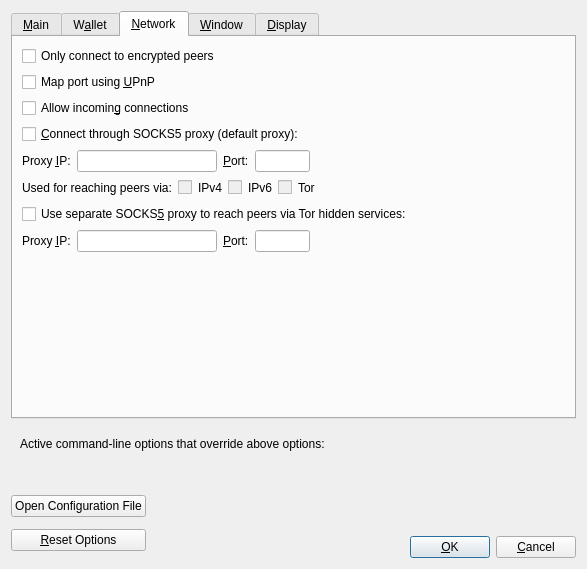
Before: the Qt Designer form src/qt/forms/optionsdialog.ui in PirateNetwork/pirate, drawn with Qt 5.
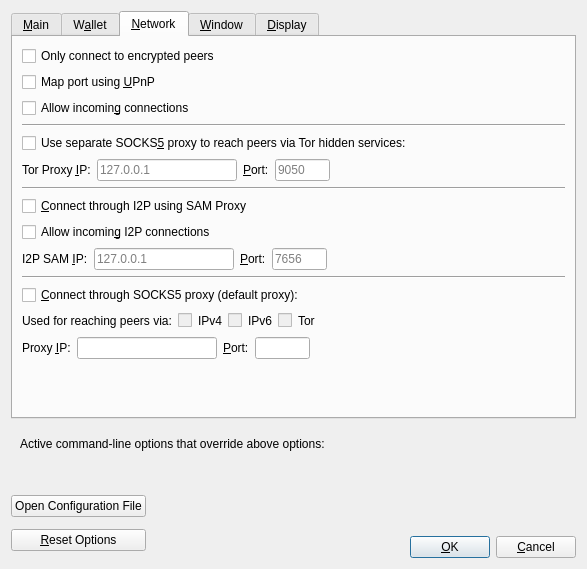
After: the same form once the commit is applied. The open tabs and pages were chosen to show the change. Custom widgets are drawn as their Qt base class.

Commit message: Add I2P GUI options

```diff
--- a/src/qt/forms/optionsdialog.ui
+++ b/src/qt/forms/optionsdialog.ui
@@ -361,6 +361,231 @@
          </property>
         </widget>
        </item>
+       <item>
+        <widget class="Line" name="line">
+         <property name="orientation">
+          <enum>Qt::Horizontal</enum>
+         </property>
+        </widget>
+       </item>
+       <item>
+        <widget class="QCheckBox" name="connectSocksTor">
+         <property name="toolTip">
+          <string>Connect to the Pirate network through a separate SOCKS5 proxy for Tor hidden services.</string>
+         </property>
+         <property name="text">
+          <string>Use separate SOCKS&amp;5 proxy to reach peers via Tor hidden services:</string>
+         </property>
+        </widget>
+       </item>
+       <item>
+        <layout class="QHBoxLayout" name="horizontalLayout_3_Network">
+         <item>
+          <widget class="QLabel" name="proxyIpTorLabel">
+           <property name="text">
+            <string>Tor Proxy &amp;IP:</string>
+           </property>
+           <property name="textFormat">
+            <enum>Qt::PlainText</enum>
+           </property>
+           <property name="buddy">
+            <cstring>proxyIpTor</cstring>
+           </property>
+          </widget>
+         </item>
+         <item>
+          <widget class="QValidatedLineEdit" name="proxyIpTor">
+           <property name="minimumSize">
+            <size>
+             <width>140</width>
+             <height>0</height>
+            </size>
+           </property>
+           <property name="maximumSize">
+            <size>
+             <width>140</width>
+             <height>16777215</height>
+            </size>
+           </property>
+           <property name="toolTip">
+            <string>IP address of the proxy (e.g. IPv4: 127.0.0.1 / IPv6: ::1)</string>
+           </property>
+           <property name="placeholderText">
+            <string>127.0.0.1</string>
+           </property>
+          </widget>
+         </item>
+         <item>
+          <widget class="QLabel" name="proxyPortTorLabel">
+           <property name="text">
+            <string>&amp;Port:</string>
+           </property>
+           <property name="textFormat">
+            <enum>Qt::PlainText</enum>
+           </property>
+           <property name="buddy">
+            <cstring>proxyPortTor</cstring>
+           </property>
+          </widget>
+         </item>
+         <item>
+          <widget class="QLineEdit" name="proxyPortTor">
+           <property name="minimumSize">
+            <size>
+             <width>55</width>
+             <height>0</height>
+            </size>
+           </property>
+           <property name="maximumSize">
+            <size>
+             <width>55</width>
+             <height>16777215</height>
+            </size>
+           </property>
+           <property name="toolTip">
+            <string>Port of the proxy (e.g. 9050)</string>
+           </property>
+           <property name="placeholderText">
+            <string>9050</string>
+           </property>
+          </widget>
+         </item>
+         <item>
+          <spacer name="horizontalSpacer_4_Network">
+           <property name="orientation">
+            <enum>Qt::Horizontal</enum>
+           </property>
+           <property name="sizeHint" stdset="0">
+            <size>
+             <width>40</width>
+             <height>20</height>
+            </size>
+           </property>
+          </spacer>
+         </item>
+        </layout>
+       </item>
+       <item>
+        <widget class="Line" name="line_2">
+         <property name="orientation">
+          <enum>Qt::Horizontal</enum>
+         </property>
+        </widget>
+       </item>
+       <item>
+        <widget class="QCheckBox" name="connectSocksI2P">
+         <property name="toolTip">
+          <string>Connect to the Pirate network through a SOCKS5 proxy.</string>
+         </property>
+         <property name="text">
+          <string>&amp;Connect through I2P using SAM Proxy</string>
+         </property>
+        </widget>
+       </item>
+       <item>
+        <widget class="QCheckBox" name="allowIncomingI2P">
+         <property name="toolTip">
+          <string>Accept I2P connections from outside.</string>
+         </property>
+         <property name="text">
+          <string>Allow incomin&amp;g I2P connections</string>
+         </property>
+        </widget>
+       </item>
+       <item>
+        <layout class="QHBoxLayout" name="horizontalLayout_3_Network_2">
+         <item>
+          <widget class="QLabel" name="proxyIpI2PLabel">
+           <property name="text">
+            <string>I2P SAM &amp;IP:</string>
+           </property>
+           <property name="textFormat">
+            <enum>Qt::PlainText</enum>
+           </property>
+           <property name="buddy">
+            <cstring>proxyIpTor</cstring>
+           </property>
+          </widget>
+         </item>
+         <item>
+          <widget class="QValidatedLineEdit" name="proxyIpI2P">
+           <property name="minimumSize">
+            <size>
+             <width>140</width>
+             <height>0</height>
+            </size>
+           </property>
+           <property name="maximumSize">
+            <size>
+             <width>140</width>
+             <height>16777215</height>
+            </size>
+           </property>
+           <property name="toolTip">
+            <string>IP address of the proxy (e.g. IPv4: 127.0.0.1 / IPv6: ::1)</string>
+           </property>
+           <property name="placeholderText">
+            <string>127.0.0.1</string>
+           </property>
+          </widget>
+         </item>
+         <item>
+          <widget class="QLabel" name="proxyPortI2PLabel">
+           <property name="text">
+            <string>&amp;Port:</string>
+           </property>
+           <property name="textFormat">
+            <enum>Qt::PlainText</enum>
+           </property>
+           <property name="buddy">
+            <cstring>proxyPortTor</cstring>
+           </property>
+          </widget>
+         </item>
+         <item>
+          <widget class="QLineEdit" name="proxyPortI2P">
+           <property name="minimumSize">
+            <size>
+             <width>55</width>
+             <height>0</height>
+            </size>
+           </property>
+           <property name="maximumSize">
+            <size>
+             <width>55</width>
+             <height>16777215</height>
+            </size>
+           </property>
+           <property name="toolTip">
+            <string>Port of the proxy (e.g. 7656)</string>
+           </property>
+           <property name="placeholderText">
+            <string>7656</string>
+           </property>
+          </widget>
+         </item>
+         <item>
+          <spacer name="horizontalSpacer_4_Network_2">
+           <property name="orientation">
+            <enum>Qt::Horizontal</enum>
+           </property>
+           <property name="sizeHint" stdset="0">
+            <size>
+             <width>40</width>
+             <height>20</height>
+            </size>
+           </property>
+          </spacer>
+         </item>
+        </layout>
+       </item>
+       <item>
+        <widget class="Line" name="line_3">
+         <property name="orientation">
+          <enum>Qt::Horizontal</enum>
+         </property>
+        </widget>
+       </item>
        <item>
         <widget class="QCheckBox" name="connectSocks">
          <property name="toolTip">
@@ -371,87 +596,6 @@
          </property>
         </widget>
        </item>
-       <item>
-        <layout class="QHBoxLayout" name="horizontalLayout_1_Network">
-         <item>
-          <widget class="QLabel" name="proxyIpLabel">
-           <property name="text">
-            <string>Proxy &amp;IP:</string>
-           </property>
-           <property name="textFormat">
-            <enum>Qt::PlainText</enum>
-           </property>
-           <property name="buddy">
-            <cstring>proxyIp</cstring>
-           </property>
-          </widget>
-         </item>
-         <item>
-          <widget class="QValidatedLineEdit" name="proxyIp">
-           <property name="minimumSize">
-            <size>
-             <width>140</width>
-             <height>0</height>
-            </size>
-           </property>
-           <property name="maximumSize">
-            <size>
-             <width>140</width>
-             <height>16777215</height>
-            </size>
-           </property>
-           <property name="toolTip">
-            <string>IP address of the proxy (e.g. IPv4: 127.0.0.1 / IPv6: ::1)</string>
-           </property>
-          </widget>
-         </item>
-         <item>
-          <widget class="QLabel" name="proxyPortLabel">
-           <property name="text">
-            <string>&amp;Port:</string>
-           </property>
-           <property name="textFormat">
-            <enum>Qt::PlainText</enum>
-           </property>
-           <property name="buddy">
-            <cstring>proxyPort</cstring>
-           </property>
-          </widget>
-         </item>
-         <item>
-          <widget class="QLineEdit" name="proxyPort">
-           <property name="minimumSize">
-            <size>
-             <width>55</width>
-             <height>0</height>
-            </size>
-           </property>
-           <property name="maximumSize">
-            <size>
-             <width>55</width>
-             <height>16777215</height>
-            </size>
-           </property>
-           <property name="toolTip">
-            <string>Port of the proxy (e.g. 9050)</string>
-           </property>
-          </widget>
-         </item>
-         <item>
-          <spacer name="horizontalSpacer_1_Network">
-           <property name="orientation">
-            <enum>Qt::Horizontal</enum>
-           </property>
-           <property name="sizeHint" stdset="0">
-            <size>
-             <width>40</width>
-             <height>20</height>
-            </size>
-           </property>
-          </spacer>
-         </item>
-        </layout>
-       </item>
        <item>
         <layout class="QHBoxLayout" name="horizontalLayout_2_Network">
          <item>
@@ -549,19 +693,9 @@
         </layout>
        </item>
        <item>
-        <widget class="QCheckBox" name="connectSocksTor">
-         <property name="toolTip">
-          <string>Connect to the Pirate network through a separate SOCKS5 proxy for Tor hidden services.</string>
-         </property>
-         <property name="text">
-          <string>Use separate SOCKS&amp;5 proxy to reach peers via Tor hidden services:</string>
-         </property>
-        </widget>
-       </item>
-       <item>
-        <layout class="QHBoxLayout" name="horizontalLayout_3_Network">
+        <layout class="QHBoxLayout" name="horizontalLayout_1_Network">
          <item>
-          <widget class="QLabel" name="proxyIpTorLabel">
+          <widget class="QLabel" name="proxyIpLabel">
            <property name="text">
             <string>Proxy &amp;IP:</string>
            </property>
@@ -574,7 +708,7 @@
           </widget>
          </item>
          <item>
-          <widget class="QValidatedLineEdit" name="proxyIpTor">
+          <widget class="QValidatedLineEdit" name="proxyIp">
            <property name="minimumSize">
             <size>
              <width>140</width>
@@ -593,7 +727,7 @@
           </widget>
          </item>
          <item>
-          <widget class="QLabel" name="proxyPortTorLabel">
+          <widget class="QLabel" name="proxyPortLabel">
            <property name="text">
             <string>&amp;Port:</string>
            </property>
@@ -606,7 +740,7 @@
           </widget>
          </item>
          <item>
-          <widget class="QLineEdit" name="proxyPortTor">
+          <widget class="QLineEdit" name="proxyPort">
            <property name="minimumSize">
             <size>
              <width>55</width>
@@ -625,7 +759,7 @@
           </widget>
          </item>
          <item>
-          <spacer name="horizontalSpacer_4_Network">
+          <spacer name="horizontalSpacer_1_Network">
            <property name="orientation">
             <enum>Qt::Horizontal</enum>
            </property>
```
Left out of the diff: 6 changed lines with no effect on the pictures. The commit also changes 4 other files.
